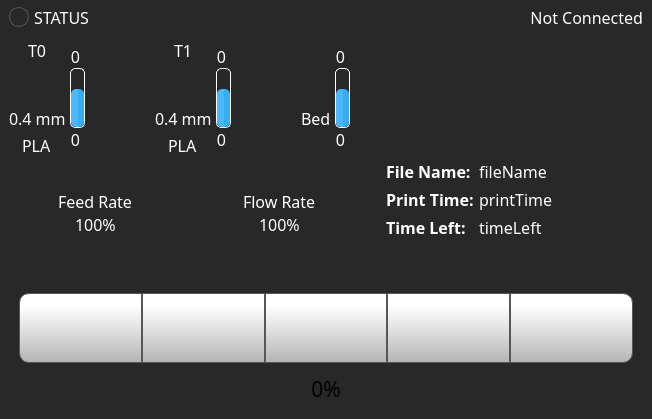
This is octoprint_ControlCenter/ui/home_screen/home_screen.ui in FracktalWorks/ControlCenter as Qt 5 draws it before an edit. The edited form follows.
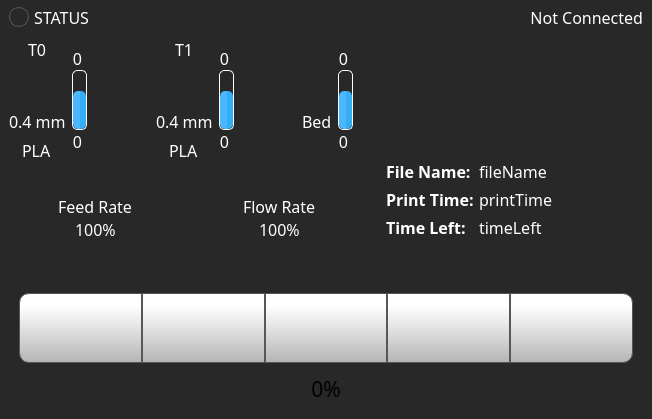
This is the edited form. Icons and pictures are not drawn.

What changed in the file:
```diff
--- a/octoprint_ControlCenter/ui/home_screen/home_screen.ui
+++ b/octoprint_ControlCenter/ui/home_screen/home_screen.ui
@@ -249,7 +249,7 @@
            <item>
             <layout class="QHBoxLayout" name="tool0Layout">
              <property name="spacing">
-              <number>4</number>
+              <number>6</number>
              </property>
              <property name="rightMargin">
               <number>10</number>
@@ -521,7 +521,7 @@
            <item>
             <layout class="QHBoxLayout" name="tool1Layout">
              <property name="spacing">
-              <number>4</number>
+              <number>6</number>
              </property>
              <property name="rightMargin">
               <number>10</number>
@@ -793,7 +793,7 @@
            <item>
             <layout class="QHBoxLayout" name="bedLayout">
              <property name="spacing">
-              <number>4</number>
+              <number>6</number>
              </property>
              <item>
               <layout class="QVBoxLayout" name="verticalLayout_7">
```
